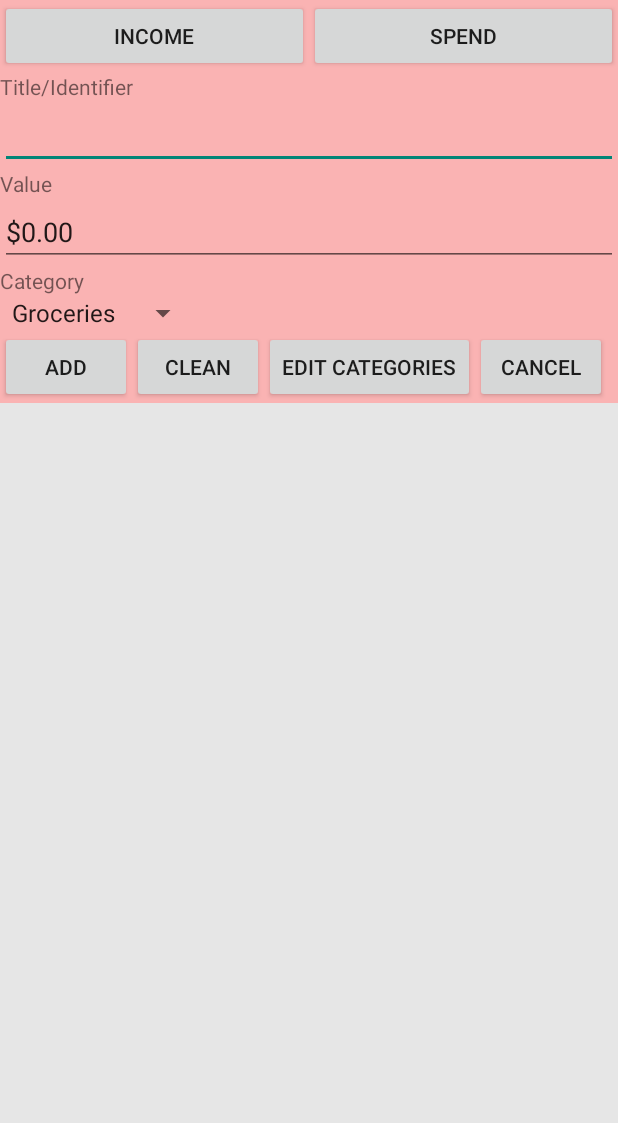
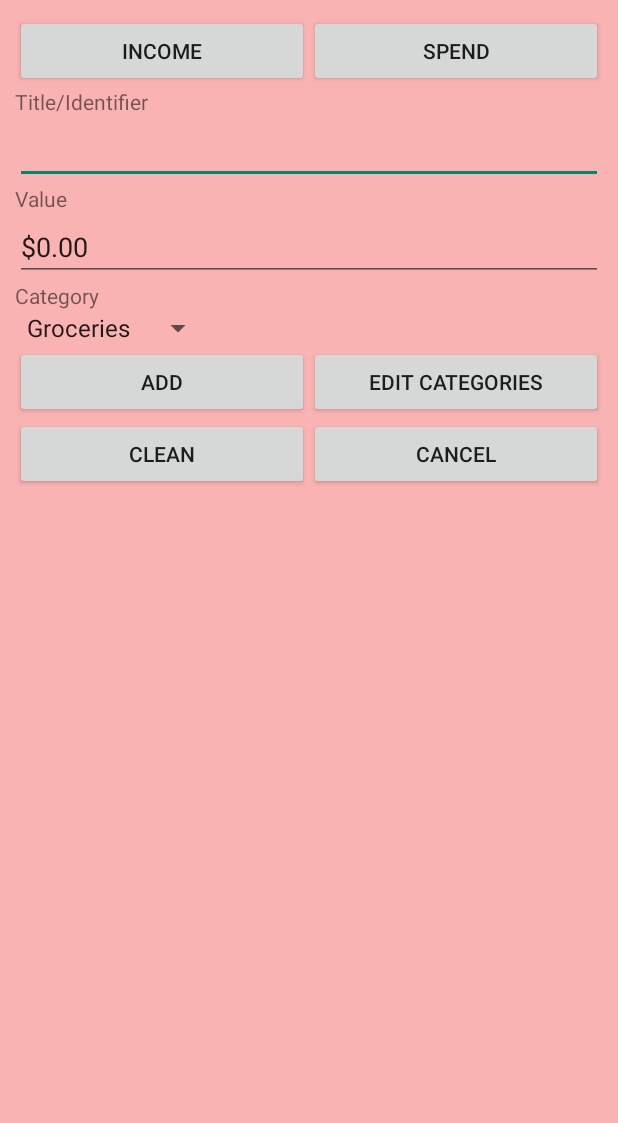
Before and after one commit to danielyoshizawa/mybudget, an Android app: the EntityAdd screen opened directly, with no data from a screen before it, on a phone screen of 412 x 824 dp, the part 113-1236 px from its top. Run offline under Robolectric (Android 15) with nearby library versions, the phone set to English and light mode, and no system bars.

Commit message:
Minor changes on Entry Edit and Category Edit layout

```diff
--- a/app/src/main/java/com/depaul/daniel/mybudget/EntityAdd.java
+++ b/app/src/main/java/com/depaul/daniel/mybudget/EntityAdd.java
@@ -1,6 +1,5 @@
 package com.depaul.daniel.mybudget;
 
-import android.app.Activity;
 import android.app.AlertDialog;
 import android.content.Context;
 import android.content.DialogInterface;
@@ -19,11 +18,10 @@ import android.widget.AdapterView;
 import android.widget.ArrayAdapter;
 import android.widget.Button;
 import android.widget.EditText;
-import android.widget.LinearLayout;
+import android.widget.RelativeLayout;
 import android.widget.Spinner;
 
 // TODO : Extract Listeners
-// TODO : Garanty consistency
 public class EntityAdd extends Layout {
 
     private Button addButton;
@@ -36,7 +34,7 @@ public class EntityAdd extends Layout {
     private EditText titleText;
     private EntryManager Entries;
     private CategoryManager Categories;
-    private LinearLayout layout;
+    private RelativeLayout layout;
     private Boolean isIncome;
 
     private Spinner categorySpinner;
@@ -82,7 +80,7 @@ public class EntityAdd extends Layout {
         cancelButton = (Button) findViewById(R.id.entity_cancel_button);
         spendButton = (Button) findViewById(R.id.entity_add_spend_button);
         incomeButton = (Button) findViewById(R.id.entity_add_income_button);
-        layout = (LinearLayout) findViewById(R.id.entity_add_layout);
+        layout = (RelativeLayout) findViewById(R.id.entity_add_layout);
 
         categorySpinner = (Spinner) findViewById(R.id.entity_add_category_spinner);
         layout.setBackgroundColor(ContextCompat.getColor(this, R.color.light_red)); // Defaulting as Spend
@@ -91,6 +89,13 @@ public class EntityAdd extends Layout {
     private void configure() {
         valueText.setRawInputType(Configuration.KEYBOARD_12KEY);
         valueText.setText("$0.00");
+        valueText.setOnFocusChangeListener(new View.OnFocusChangeListener(){
+            @Override
+            public void onFocusChange(View v, boolean hasFocus) {
+                valueText.setSelection(valueText.getText().length());
+            }
+        });
+
         valueText.addTextChangedListener(new TextWatcher() {
             private String current = "";
 
--- a/app/src/main/res/layout/activity_category_edit.xml
+++ b/app/src/main/res/layout/activity_category_edit.xml
@@ -1,7 +1,7 @@
 <?xml version="1.0" encoding="utf-8"?>
 <LinearLayout xmlns:android="http://schemas.android.com/apk/res/android"
     android:orientation="vertical" android:layout_width="match_parent"
-    android:layout_height="match_parent">
+    android:layout_height="match_parent" android:layout_margin="10dp">
 
     <TextView
         android:layout_width="wrap_content"
--- a/app/src/main/res/layout/activity_entry_add.xml
+++ b/app/src/main/res/layout/activity_entry_add.xml
@@ -3,15 +3,17 @@
     android:orientation="vertical" android:layout_width="match_parent"
     android:layout_height="match_parent">
 
-    <LinearLayout
+    <RelativeLayout
         android:id="@+id/entity_add_layout"
         android:layout_width="fill_parent"
-        android:layout_height="wrap_content"
-        android:orientation="vertical">
+        android:layout_height="fill_parent"
+        android:orientation="vertical"
+        android:padding="10dp">
 
         <LinearLayout
             android:layout_width="match_parent"
-            android:layout_height="wrap_content">
+            android:layout_height="wrap_content"
+            android:id="@+id/income_outcome_buttons">
 
             <Button
                 android:id="@+id/entity_add_income_button"
@@ -30,65 +32,93 @@
         <TextView
             android:layout_width="wrap_content"
             android:layout_height="wrap_content"
-            android:text="Title/Identifier" />
+            android:text="Title/Identifier"
+            android:id="@+id/title_label"
+            android:layout_below="@+id/income_outcome_buttons"/>
 
         <EditText
             android:id="@+id/entity_title"
             android:layout_width="match_parent"
             android:layout_height="wrap_content"
+            android:layout_below="@+id/title_label"
             android:singleLine="true"
             android:capitalize="sentences"/>
 
         <TextView
             android:layout_width="wrap_content"
             android:layout_height="wrap_content"
+            android:id="@+id/value_label"
+            android:layout_below="@+id/entity_title"
             android:text="Value" />
 
         <EditText
             android:id="@+id/entity_add_value"
             android:layout_width="match_parent"
             android:layout_height="wrap_content"
+            android:layout_below="@+id/value_label"
             android:imeOptions="actionDone" />
 
         <TextView
             android:layout_width="wrap_content"
             android:layout_height="wrap_content"
-            android:text="Category" />
+            android:text="Category"
+            android:id="@+id/category_label"
+            android:layout_below="@+id/entity_add_value"/>
 
         <Spinner
             android:id="@+id/entity_add_category_spinner"
             android:layout_width="wrap_content"
-            android:layout_height="wrap_content">
+            android:layout_height="wrap_content"
+            android:layout_below="@+id/category_label">
         </Spinner>
 
         <LinearLayout
-            android:layout_width="fill_parent"
-            android:layout_height="wrap_content">
+            android:layout_width="match_parent"
+            android:layout_height="wrap_content"
+            android:orientation="vertical"
+            android:layout_below="@id/entity_add_category_spinner">
+            <LinearLayout
+                android:layout_width="match_parent"
+                android:layout_height="wrap_content"
+                android:orientation="horizontal"
+                android:layout_weight="1">
                 <Button
                     android:id="@+id/entity_add_button"
-                android:layout_width="wrap_content"
+                    android:layout_width="match_parent"
+                    android:layout_weight="1"
                     android:layout_height="wrap_content"
                     android:text="Add"/>
 
                 <Button
+                    android:id="@+id/entity_newcat_button"
+                    android:layout_width="match_parent"
+                    android:layout_weight="1"
+                    android:layout_height="wrap_content"
+                    android:text="Edit Categories"/>
+            </LinearLayout>
+            <LinearLayout
+                android:layout_width="match_parent"
+                android:layout_height="wrap_content"
+                android:orientation="horizontal"
+                android:layout_weight="1">
+
+                <Button
                     android:id="@+id/entity_clean_button"
-                android:layout_width="wrap_content"
+                    android:layout_width="match_parent"
+                    android:layout_weight="1"
                     android:layout_height="wrap_content"
                     android:text="Clean"/>
 
                 <Button
-                android:id="@+id/entity_newcat_button"
-                android:layout_width="wrap_content"
+                    android:id="@+id/entity_cancel_button"
+                    android:layout_width="match_parent"
+                    android:layout_weight="1"
                     android:layout_height="wrap_content"
-                android:text="Edit Categories"/>
+                    android:text="Cancel" />
 
-            <Button
-                android:id="@+id/entity_cancel_button"
-                android:layout_width="wrap_content"
-                android:layout_height="wrap_content"
-                android:text="Cancel"/>
+            </LinearLayout>
         </LinearLayout>
 
-    </LinearLayout>
+    </RelativeLayout>
 
 </LinearLayout>
```
Also changed, not shown: app/src/main/java/com/depaul/daniel/mybudget/EntryEdit.java (+3 -5 lines), app/src/main/res/layout/activity_entry_edit.xml (+50 -20 lines). Lines whose indentation alone changed are shown as unchanged.
